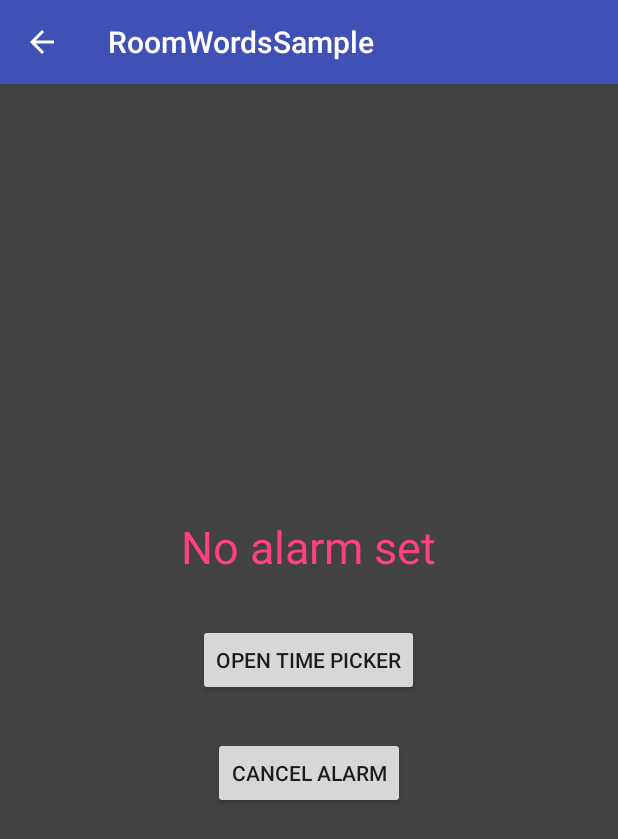
After one commit to skandha007/my-roomdatabase, an Android app: the SettingsActivity screen opened directly, with no data from a screen before it, on a phone screen of 412 x 824 dp. The commit adds this screen. Shown: the top 839 px of the screen. Run offline under Robolectric (Android 15) with nearby library versions, the phone set to English and light mode, and no system bars.

Commit message:
Roomdatabase with Preference Fragment and Notification Control.

```diff
--- /dev/null
+++ b/app/src/main/java/com/example/android/roomwordssample/SettingsActivity.java
@@ -0,0 +1,109 @@
+package com.example.android.roomwordssample;
+
+import android.app.AlarmManager;
+import android.app.PendingIntent;
+import android.content.Intent;
+import android.os.Bundle;
+import android.view.View;
+
+import androidx.appcompat.app.ActionBar;
+import androidx.appcompat.app.AppCompatActivity;
+
+import androidx.appcompat.app.AppCompatActivity;
+import androidx.fragment.app.DialogFragment;
+
+import android.app.AlarmManager;
+import android.app.PendingIntent;
+import android.app.TimePickerDialog;
+import android.content.Context;
+import android.content.Intent;
+import android.os.Bundle;
+import android.view.View;
+import android.widget.Button;
+import android.widget.TextView;
+import android.widget.TimePicker;
+
+import com.Timepickerfragment;
+import com.alertReceiver;
+
+import java.text.DateFormat;
+import java.util.Calendar;
+
+public class SettingsActivity extends AppCompatActivity implements TimePickerDialog.OnTimeSetListener {
+
+    private TextView mTextView;
+
+    @Override
+    protected void onCreate(Bundle savedInstanceState) {
+        super.onCreate(savedInstanceState);
+        setContentView(R.layout.activity_settings);
+        ActionBar actionBar = this.getSupportActionBar();
+        if (actionBar != null) {
+            actionBar.setDisplayHomeAsUpEnabled(true);
+        }
+        mTextView=findViewById(R.id.text1);
+
+
+        Button button=(Button) findViewById(R.id.timepicker);
+        button.setOnClickListener(new View.OnClickListener() {
+            @Override
+            public void onClick(View v) {
+                DialogFragment  timepicker = new Timepickerfragment();
+                timepicker.show(getSupportFragmentManager(),"time picker");
+
+            }
+        });
+
+        Button buttoncancelalarm=findViewById(R.id.cancel);
+        buttoncancelalarm.setOnClickListener(new View.OnClickListener() {
+            @Override
+            public void onClick(View v) {
+                cancelAlarm();
+            }
+        });
+    }
+
+    @Override
+    public void onTimeSet(TimePicker view, int hourOfDay, int minute) {
+        Calendar c= Calendar.getInstance();
+        c.set(Calendar.HOUR_OF_DAY,hourOfDay);
+        c.set(Calendar.MINUTE,minute);
+        c.set(Calendar.SECOND,0);
+
+        updateTimeText(c);
+        startAlarm(c);
+    }
+
+    private void updateTimeText(Calendar c){
+        String timeText ="Alarm set for: ";
+        timeText += DateFormat.getTimeInstance(DateFormat.SHORT).format(c.getTime());
+        mTextView.setText(timeText);
+
+    }
+
+    private  void startAlarm(Calendar c){
+        AlarmManager alarmManager =(AlarmManager) getSystemService(Context.ALARM_SERVICE);
+
+        Intent intent=new Intent(this, alertReceiver.class);
+        PendingIntent pendingIntent =PendingIntent.getBroadcast(this,1,intent, 0);
+
+        if(c.before(Calendar.getInstance())){
+            c.add(Calendar.DATE,1);
+        }
+
+        alarmManager.setExact(AlarmManager.RTC_WAKEUP,c.getTimeInMillis(),pendingIntent);
+
+    }
+
+    private  void  cancelAlarm(){
+        AlarmManager alarmManager =(AlarmManager) getSystemService(Context.ALARM_SERVICE);
+
+        Intent intent=new Intent(this, alertReceiver.class);
+        PendingIntent pendingIntent =PendingIntent.getBroadcast(this,1,intent, 0);
+
+        alarmManager.cancel(pendingIntent);
+        mTextView.setText("Alarm canceled");
+    }
+
+
+}
--- /dev/null
+++ b/app/src/main/res/layout/activity_settings.xml
@@ -0,0 +1,41 @@
+<?xml version="1.0" encoding="utf-8"?>
+<RelativeLayout xmlns:android="http://schemas.android.com/apk/res/android"
+    xmlns:app="http://schemas.android.com/apk/res-auto"
+    xmlns:tools="http://schemas.android.com/tools"
+    android:background="@color/cardview_dark_background"
+    android:layout_width="match_parent"
+    android:layout_height="match_parent"
+    tools:context=".SettingsActivity">
+
+    <TextView
+        android:id="@+id/text1"
+        android:layout_width="wrap_content"
+        android:layout_height="wrap_content"
+        android:text="No alarm set"
+        android:textColor="@color/colorAccent"
+        android:layout_above="@id/timepicker"
+        android:layout_centerHorizontal="true"
+        android:layout_marginBottom="31dp"
+        android:textSize="30sp"/>
+
+    <Button
+        android:id="@+id/timepicker"
+        android:layout_width="wrap_content"
+        android:layout_height="wrap_content"
+        android:layout_centerVertical="true"
+        android:layout_centerHorizontal="true"
+        android:text="open time picker" />
+
+    <Button
+        android:id="@+id/cancel"
+        android:layout_width="wrap_content"
+        android:layout_height="wrap_content"
+        android:text="cancel alarm"
+        android:layout_below="@id/timepicker"
+        android:layout_centerHorizontal="true"
+        android:layout_marginTop="27dp"
+        />
+
+
+
+</RelativeLayout>
--- a/app/src/main/res/values/strings.xml
+++ b/app/src/main/res/values/strings.xml
@@ -13,6 +13,8 @@ See the License for the specific language governing permissions and
 limitations under the License. -->
 
 <resources>
+
+
     <string name="app_name">RoomWordsSample</string>
     <string name="action_settings">Settings</string>
     <string name="hint_word">Word…</string>
--- a/build.gradle
+++ b/build.gradle
@@ -7,7 +7,7 @@ buildscript {
         jcenter()
     }
     dependencies {
-        classpath 'com.android.tools.build:gradle:3.5.0'
+        classpath 'com.android.tools.build:gradle:3.5.1'
 
 
         // NOTE: Do not place your application dependencies here; they belong
```
Also changed, not shown: app/build.gradle (+11 -1 lines), app/src/main/AndroidManifest.xml (+11 -1 lines), app/src/main/java/com/Notificationhelper.java (added, +58 -0 lines), app/src/main/java/com/Timepickerfragment.java (added, +25 -0 lines), app/src/main/java/com/alertReceiver.java (added, +18 -0 lines), app/src/main/java/com/example/android/roomwordssample/MainActivity.java (+35 -0 lines), app/src/main/res/drawable/ic_and.xml (added, +9 -0 lines), app/src/main/res/menu/menu.xml (added, +12 -0 lines), 1 other file.
